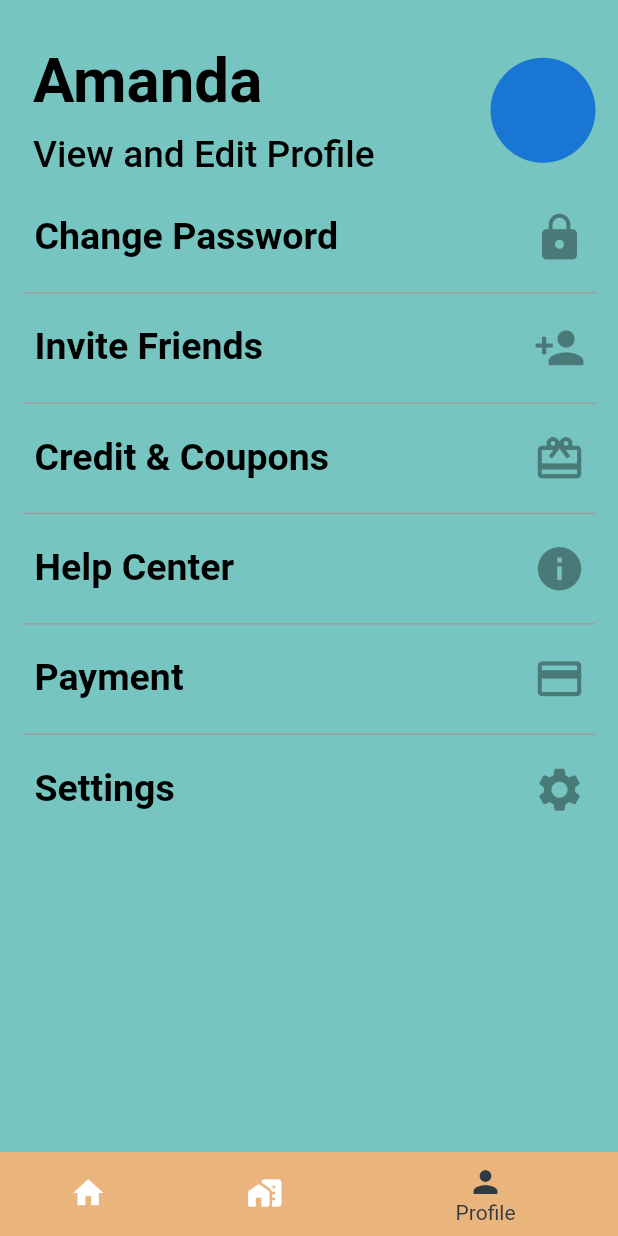
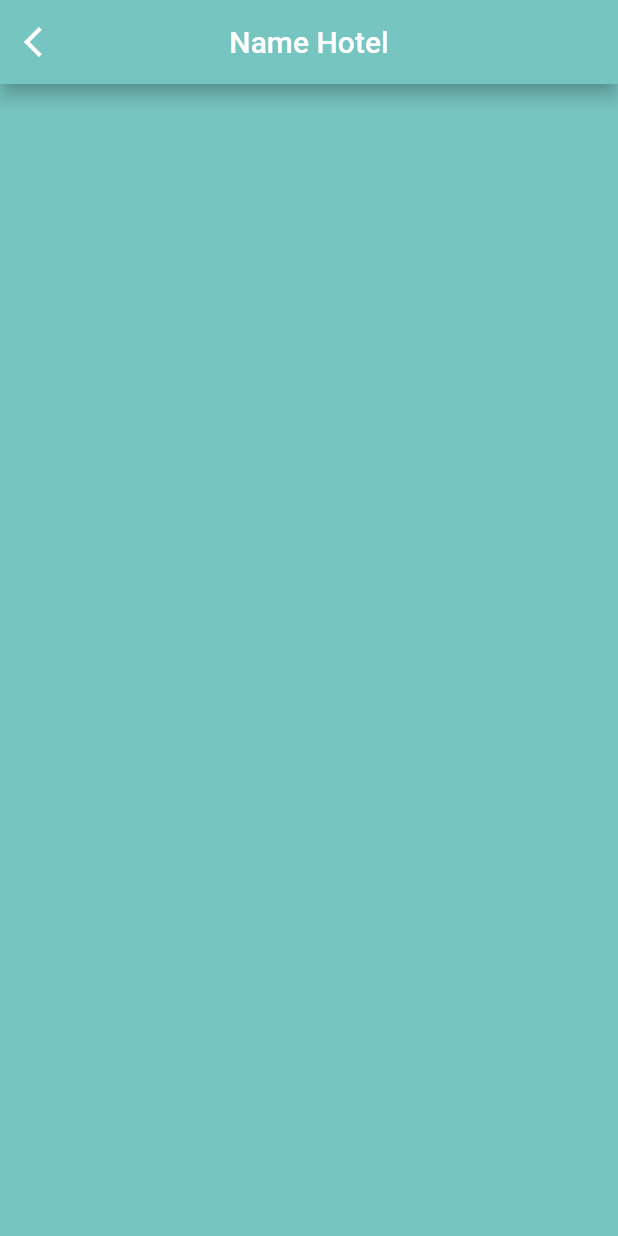
Before and after one commit to Amgad22318/RoomQuik, a Flutter app: the screen it shows after launch, item 3 of the bottom bar chosen, after a tap on "Invite Friends", on a phone screen of 412 x 824 dp. Run offline on Flutter 3.47's test engine with Material 2 defaults, Android fonts, the phone set to English and light mode, and no system bars; our stand-ins replace bloc, cached_network_image, carousel_slider, dio, flutter_bloc, flutter_svg and 7 more; network calls fail.

Commit message:
new_repo

```diff
--- a/lib/constants/screens.dart
+++ b/lib/constants/screens.dart
@@ -8,3 +8,4 @@ const String signupRoute = 'signupRoute';
 const String filterScreenRoute = 'filterScreenRoute';
 const String UpdateProfileRoute = 'UpdateProfileRoute';
 const String ChangePasswordRoute = 'ChangePasswordRoute';
+const String HotelDetailsRoute = 'HotelDetailsRoute';
--- a/lib/router/app_router.dart
+++ b/lib/router/app_router.dart
@@ -5,11 +5,13 @@ import 'package:algoriza_team_6_realestate_app/screens/filter/filter_sceen.dart'
 import 'package:algoriza_team_6_realestate_app/screens/setting/setting_screen.dart';
 import 'package:flutter/material.dart';
 
+import '../screens/hotel_details/hotel_details.dart';
 import '../screens/my_profile/change_password.dart';
 import '../screens/my_profile/edit_profile.dart';
 
 
 
+import '../screens/onbording/onbording.dart';
 import '../screens/splash/splash_screen.dart';
 
 class AppRouter {
@@ -31,10 +33,14 @@ class AppRouter {
                 ));
       case screens.filterScreenRoute:
         return MaterialPageRoute(builder: (_) => FilterScreen());
+      case screens.onboardingRoute:
+        return MaterialPageRoute(builder: (_) => Onboarding());
       case screens.UpdateProfileRoute:
         return MaterialPageRoute(builder: (_) => EditProfile());
       case screens.ChangePasswordRoute:
         return MaterialPageRoute(builder: (_) => ChangePassword());
+      case screens.HotelDetailsRoute:
+        return MaterialPageRoute(builder: (_) => HotelDetails());
 
       default:
         return null;
--- /dev/null
+++ b/lib/screens/hotel_details/hotel_details.dart
@@ -0,0 +1,27 @@
+import 'package:flutter/material.dart';
+
+class HotelDetails extends StatelessWidget {
+  const HotelDetails({Key? key}) : super(key: key);
+
+
+  @override
+  Widget build(BuildContext context) {
+    return Scaffold(
+      appBar: AppBar(
+          leading: IconButton(
+              onPressed: () {
+                Navigator.pop(context);
+              },
+              icon: Icon(Icons.arrow_back_ios)),
+          elevation: 5,
+      title: Text('Name Hotel',),
+      centerTitle: true,),
+      body: Column(
+        children: [
+
+
+        ],
+      ),
+    );
+  }
+}
--- a/lib/screens/my_profile/my_profile_screen.dart
+++ b/lib/screens/my_profile/my_profile_screen.dart
@@ -80,7 +80,9 @@ class MyProfileScreen extends StatelessWidget {
             ),
             Padding(
               padding: const EdgeInsets.symmetric(vertical: 8.0),
-              child: InkWell(onTap: (){},
+              child: InkWell(onTap: (){
+                Navigator.pushNamed(context, HotelDetailsRoute);
+              },
                 child: DefaultTextFormField(
                   controllerr: invitefriendscontroller,
                   type: TextInputType.text,
--- a/lib/screens/splash/splash_screen.dart
+++ b/lib/screens/splash/splash_screen.dart
@@ -3,6 +3,9 @@ import 'dart:async';
 import 'package:flutter/material.dart';
 import 'package:sizer/sizer.dart';
 
+import '../../../constants/constants.dart';
+import '../../../data/source/local/my_shared_preferences.dart';
+import '../../../data/source/local/my_shared_preferences_keys.dart';
 import '../../constants/screens.dart';
 import '../../styles/colors.dart';
 import '../../widgets/default_rich_text.dart';
```
